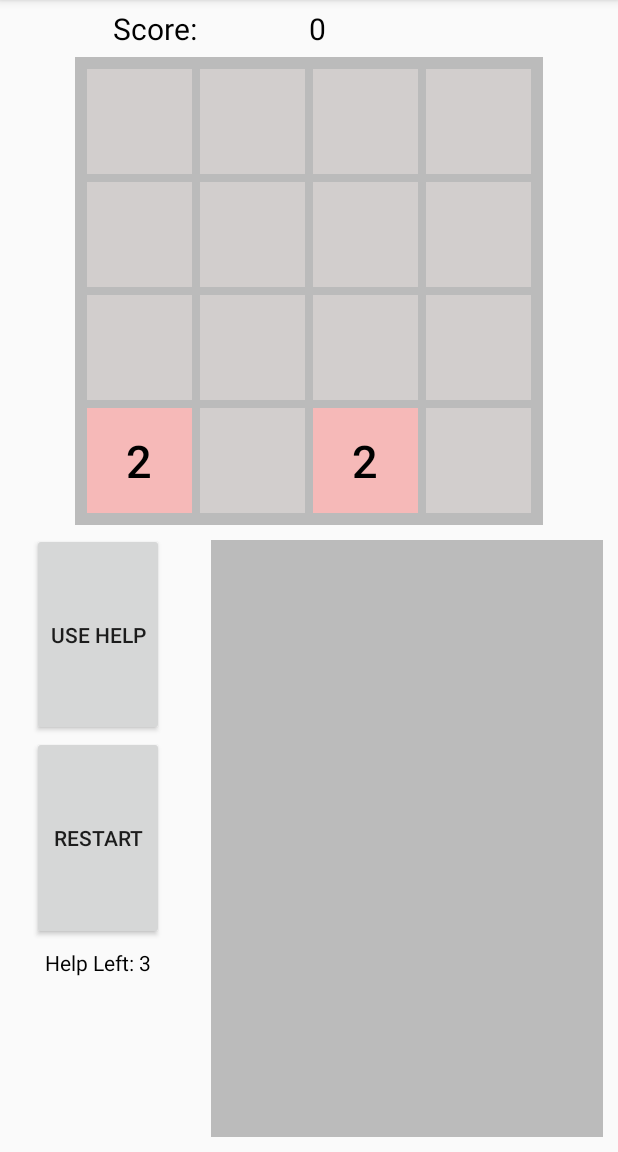
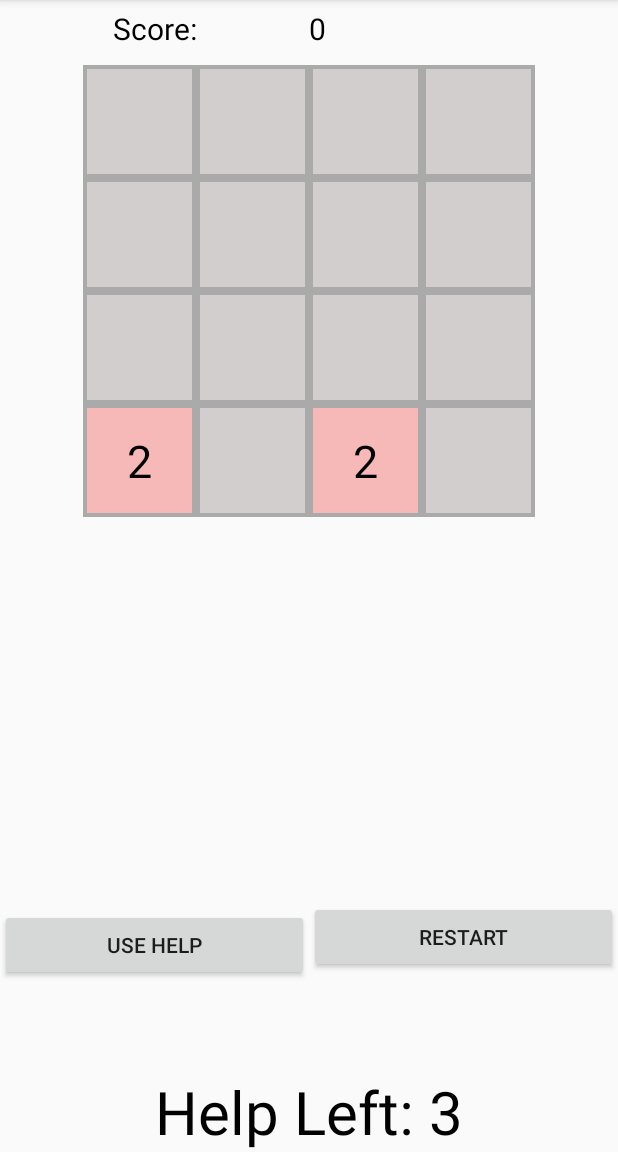
Before and after one commit to MaximBravo/Maxim2048, an Android app: the screen it shows after launch (MainActivity), after a tap on an icon or button, on a phone screen of 412 x 824 dp, the part 84-1236 px from its top. Run offline under Robolectric (Android 15) with nearby library versions, the phone set to English and light mode, and no system bars; network calls fail.

Commit message:
Fixed swiping problem and preference problem

```diff
--- a/app/build.gradle
+++ b/app/build.gradle
@@ -8,8 +8,8 @@ android {
         applicationId "maximbravo.com.Maxim2048"
         minSdkVersion 15
         targetSdkVersion 24
-        versionCode 8
-        versionName "1.6"
+        versionCode 10
+        versionName "1.7"
     }
     buildTypes {
         release {
--- a/app/src/main/java/maximbravo/com/Maxim2048/ColorCoding.java
+++ b/app/src/main/java/maximbravo/com/Maxim2048/ColorCoding.java
@@ -29,7 +29,7 @@ public class ColorCoding {
     };
 
     public static String[] red = {
-        "#FFFFFF",
+        "#D2CECD",
         "#FFEBEE",
         "#FFCDD2",
         "#EF9A9A",
@@ -51,7 +51,7 @@ public class ColorCoding {
 
     };
     public static String[] pink = {
-        "#FFFFFF",
+        "#D2CECD",
         "#FCE4EC",
         "#F8BBD0",
         "#F48FB1",
@@ -71,7 +71,7 @@ public class ColorCoding {
             "#880E4F"
     };
     public static String[] purple = {
-        "#FFFFFF",
+        "#D2CECD",
         "#F3E5F5",
         "#E1BEE7",
         "#CE93D8",
@@ -94,7 +94,7 @@ public class ColorCoding {
     };
 
     public static String[] blue = {
-        "#FFFFFF",
+        "#D2CECD",
         "#E3F2FD",
         "#BBDEFB",
         "#90CAF9",
@@ -117,7 +117,7 @@ public class ColorCoding {
     };
 
     public static String[] green = {
-        "#FFFFFF",
+        "#D2CECD",
         "#E8F5E9",
         "#C8E6C9",
         "#A5D6A7",
@@ -139,7 +139,7 @@ public class ColorCoding {
     };
 
     public static String[] yellow = {
-        "#FFFFFF",
+        "#D2CECD",
         "#FFFDE7",
         "#FFF9C4",
         "#FFF59D",
@@ -161,7 +161,7 @@ public class ColorCoding {
             "#F57F17"
     };
     public static String[] orange = {
-        "#FFFFFF",
+        "#D2CECD",
         "#FBE9E7",
         "#FFCCBC",
         "#FFAB91",
@@ -182,7 +182,7 @@ public class ColorCoding {
             "#BF360C"
     };
     public static String[] brown = {
-        "#FFFFFF",
+        "#D2CECD",
         "#EFEBE9",
         "#D7CCC8",
         "#BCAAA4",
@@ -203,7 +203,7 @@ public class ColorCoding {
             "#3E2723"
     };
     public static String[] grey = {
-        "#FFFFFF",
+        "#D2CECD",
         "#FAFAFA",
         "#F5F5F5",
         "#EEEEEE",
--- a/app/src/main/java/maximbravo/com/Maxim2048/MainActivity.java
+++ b/app/src/main/java/maximbravo/com/Maxim2048/MainActivity.java
@@ -3,6 +3,7 @@ package maximbravo.com.Maxim2048;
 import android.content.Intent;
 import android.content.pm.ActivityInfo;
 import android.graphics.Color;
+import android.media.MediaPlayer;
 import android.os.Bundle;
 import android.support.v7.app.AppCompatActivity;
 import android.view.Menu;
@@ -17,16 +18,20 @@ import android.widget.Toast;
 public class MainActivity extends AppCompatActivity {
     private static Board b = new Board();
     private static LinearLayout r;
+    private static LinearLayout m;
+    private static TextView overlay;
     private static LinearLayout l;
     public static int score = 0;
     private static TextView gameOverTextView;
     private static TextView helpCount;
     public static boolean hasNotAdded = true;
     private static FileManipulator fileManipulator;
+    private MediaPlayer mpl;
     @Override
     protected void onCreate(Bundle savedInstanceState) {
         super.onCreate(savedInstanceState);
         setContentView(R.layout.activity_main);
+        mpl = MediaPlayer.create(this, R.raw.bloop);
         helpCount = (TextView) findViewById(R.id.helpCount);
         setRequestedOrientation(ActivityInfo.SCREEN_ORIENTATION_PORTRAIT);
         fileManipulator = new FileManipulator(this);
@@ -46,13 +51,13 @@ public class MainActivity extends AppCompatActivity {
         }
 
         r = (LinearLayout) findViewById(R.id.r);
-        gameOverTextView = (TextView) r.findViewById(R.id.game_over);
-
+        m = (LinearLayout) findViewById(R.id.m);
+        overlay = (TextView) findViewById(R.id.overlay);
         b.drawBoard();
         updateScore();
 
         helpCount.setText("Help Left: " + helpLeft);
-        r.setOnTouchListener(new OnSwipeTouchListener(MainActivity.this) {
+        overlay.setOnTouchListener(new OnSwipeTouchListener(MainActivity.this) {
 
             public void onSwipeTop() {
                 //Toast.makeText(MainActivity.this, "top", Toast.LENGTH_SHORT).show();
@@ -67,6 +72,7 @@ public class MainActivity extends AppCompatActivity {
 //                        updateHelpCount();
 //                        hasNotAdded = false;
 //                    }
+                    playSound();
                 }
                 if(boardLocked()){
                     gameOver();
@@ -86,6 +92,7 @@ public class MainActivity extends AppCompatActivity {
 //
 //                        hasNotAdded = false;
 //                    }
+                    playSound();
                 }
                 if(boardLocked()){
                     gameOver();
@@ -105,6 +112,7 @@ public class MainActivity extends AppCompatActivity {
 //
 //                        hasNotAdded = false;
 //                    }
+                    playSound();
                 }
                 if(boardLocked()){
                     gameOver();
@@ -123,6 +131,7 @@ public class MainActivity extends AppCompatActivity {
 //
 //                        hasNotAdded = false;
 //                    }
+                    playSound();
                 }
                 if(boardLocked()){
                     gameOver();
@@ -131,6 +140,12 @@ public class MainActivity extends AppCompatActivity {
 
         });
     }
+
+    public void playSound(){
+
+        mpl.start();
+    }
+
     public boolean boardLocked(){
         Matrix m = new Matrix(b.getSquareArrayBoard());
         if(m.getEmptySpaceCount() >= 1){
@@ -158,6 +173,8 @@ public class MainActivity extends AppCompatActivity {
         Intent i = new Intent(MainActivity.this, Restart.class);
         i.putExtra("gameover", true);
         i.putExtra("score", score);
+        MediaPlayer mp = MediaPlayer.create(this, R.raw.game_over);
+        mp.start();
         startActivity(i);
     }
     @Override
@@ -177,7 +194,7 @@ public class MainActivity extends AppCompatActivity {
                 int[] row3 = getIntArrayOfRow(2);
                 int[] row4 = getIntArrayOfRow(3);
                 intent.putExtra("row1", row1);
-                intent.putExtra("row" + "2", row2);
+                intent.putExtra("row2", row2);
                 intent.putExtra("row3", row3);
                 intent.putExtra("row4", row4);
                 startActivity(intent);
@@ -192,7 +209,7 @@ public class MainActivity extends AppCompatActivity {
     }
     private static int[] getIntArrayOfRow(int row){
         int[] result = new int[4];
-        for(int i = 0; i < 3; i++){
+        for(int i = 0; i < 4; i++){
             result[i] = b.get(row, i).getId();
         }
         return result;
@@ -201,7 +218,7 @@ public class MainActivity extends AppCompatActivity {
         score+= toAdd;
     }
     public static void updateScore(){
-        TextView scoreText = (TextView) r.findViewById(R.id.score);
+        TextView scoreText = (TextView) m.findViewById(R.id.score);
         scoreText.setText("" + score);
     }
     private static int stage = 0;
@@ -219,7 +236,7 @@ public class MainActivity extends AppCompatActivity {
     public static void drawButtonAt(Square s, int id) {
 
         //r.setBackgroundColor(Color.BLACK);
-        Button l = (Button) r.findViewById(id);
+        TextView l = (TextView) r.findViewById(id);
 
         l.setTextSize(size);
         l.setTextColor(Color.BLACK);
@@ -247,6 +264,7 @@ public class MainActivity extends AppCompatActivity {
             l.setText("");
         }
         updateHelpCount();
+
     }
     private static String printValues(int[] values) {
         String result = "";
@@ -279,7 +297,7 @@ public class MainActivity extends AppCompatActivity {
     public void refresh(){
         b.initializeBoard();
        // Toast.makeText(getApplicationContext(), "refreshed!!!", Toast.LENGTH_LONG).show();
-        gameOverTextView.setText("");
+        //gameOverTextView.setText("");
         hasNotAdded = true;
         helpLeft = 3;
         gameOver = false;
@@ -294,7 +312,7 @@ public class MainActivity extends AppCompatActivity {
         b.drawBoard();
     }
     public void help(View view){
-
+        overlay.setVisibility(View.GONE);
         if(helpLeft > 0) {
             help = true;
             b.drawBoard();
@@ -305,9 +323,13 @@ public class MainActivity extends AppCompatActivity {
             Toast t = Toast.makeText(this, "You have no more helps left", Toast.LENGTH_SHORT);
             t.show();
             view.setEnabled(false);
+            overlay.setVisibility(View.VISIBLE);
         }
+
+
     }
     public void remove(View view){
+
         int[] rowAndColumn = getRowAndColumn(view.getId());
         Square tapedon = b.get(rowAndColumn[0], rowAndColumn[1]);
         b.set(rowAndColumn[0], rowAndColumn[1], 0);
@@ -319,6 +341,7 @@ public class MainActivity extends AppCompatActivity {
         b.drawBoard();
         //t.setText("row: " + rowAndColumn[0] + ", column: " + rowAndColumn[1]);
         //b.drawBoard();
+        overlay.setVisibility(View.VISIBLE);
     }
     public int[] getRowAndColumn(int buttonId){
         int[] result = new int[2];
--- a/app/src/main/res/layout/activity_main.xml
+++ b/app/src/main/res/layout/activity_main.xml
@@ -1,7 +1,7 @@
 <?xml version="1.0" encoding="utf-8"?>
 <LinearLayout xmlns:android="http://schemas.android.com/apk/res/android"
     xmlns:tools="http://schemas.android.com/tools"
-    android:id="@+id/r"
+    android:id="@+id/m"
     android:layout_width="match_parent"
     android:layout_height="match_parent"
     android:orientation="vertical"
@@ -33,100 +33,132 @@
             android:textSize="20sp" />
     </LinearLayout>
     <LinearLayout
+        android:id="@+id/r"
         android:layout_width="wrap_content"
-        android:layout_height="wrap_content"
+        android:layout_height="0dp"
+        android:layout_weight="3"
         android:layout_gravity="center"
-        android:background="@color/grey_background"
         android:orientation="vertical"
         android:padding="5dp">
+        <RelativeLayout
+            android:layout_width="match_parent"
+            android:gravity="center"
+            android:layout_height="match_parent">
 
             <LinearLayout
-            android:layout_width="match_parent"
+                android:id="@+id/row_1"
+                android:layout_centerHorizontal="true"
+                android:background="@android:color/darker_gray"
+
+                android:layout_width="wrap_content"
                 android:layout_height="wrap_content"
                 android:orientation="horizontal">
 
-            <Button
+                <TextView
                     android:id="@+id/id1"
                     style="@style/Square" />
 
-            <Button
+                <TextView
                     android:id="@+id/id2"
                     style="@style/Square" />
 
-            <Button
+                <TextView
                     android:id="@+id/id3"
                     style="@style/Square" />
 
-            <Button
+                <TextView
                     android:id="@+id/id4"
                     style="@style/Square" />
             </LinearLayout>
 
             <LinearLayout
-            android:layout_width="match_parent"
+                android:id="@+id/row_2"
+                android:background="@android:color/darker_gray"
+
+                android:layout_centerHorizontal="true"
+                android:layout_below="@id/row_1"
+                android:layout_width="wrap_content"
                 android:layout_height="wrap_content"
                 android:orientation="horizontal">
 
-            <Button
+                <TextView
                     android:id="@+id/id5"
                     style="@style/Square" />
 
-            <Button
+                <TextView
                     android:id="@+id/id6"
                     style="@style/Square" />
 
-            <Button
+                <TextView
                     android:id="@+id/id7"
                     style="@style/Square" />
 
-            <Button
+                <TextView
                     android:id="@+id/id8"
                     style="@style/Square" />
             </LinearLayout>
 
             <LinearLayout
-            android:layout_width="match_parent"
+                android:id="@+id/row_3"
+                android:layout_centerHorizontal="true"
+                android:background="@android:color/darker_gray"
+
+                android:layout_below="@id/row_2"
+                android:layout_width="wrap_content"
                 android:layout_height="wrap_content"
                 android:orientation="horizontal">
 
-            <Button
+                <TextView
                     android:id="@+id/id9"
                     style="@style/Square" />
 
-            <Button
+                <TextView
                     android:id="@+id/id10"
                     style="@style/Square" />
 
-            <Button
+                <TextView
                     android:id="@+id/id11"
                     style="@style/Square" />
 
-            <Button
+                <TextView
                     android:id="@+id/id12"
                     style="@style/Square" />
             </LinearLayout>
 
             <LinearLayout
-            android:layout_width="match_parent"
+                android:id="@+id/row_4"
+                android:background="@android:color/darker_gray"
+
+                android:layout_centerHorizontal="true"
+                android:layout_below="@id/row_3"
+                android:layout_width="wrap_content"
                 android:layout_height="wrap_content"
                 android:orientation="horizontal">
 
-            <Button
+                <TextView
                     android:id="@+id/id13"
                     style="@style/Square" />
 
-            <Button
+                <TextView
                     android:id="@+id/id14"
                     style="@style/Square" />
 
-            <Button
+                <TextView
                     android:id="@+id/id15"
                     style="@style/Square" />
 
-            <Button
+                <TextView
                     android:id="@+id/id16"
                     style="@style/Square" />
             </LinearLayout>
+            <TextView
+                android:id="@+id/overlay"
+                android:layout_width="match_parent"
+                android:layout_height="match_parent"
+                android:background="@android:color/transparent"
+                />
+        </RelativeLayout>
+
     </LinearLayout>
     <LinearLayout
         android:layout_width="match_parent"
@@ -138,12 +170,12 @@
             android:layout_width="0dp"
             android:layout_height="match_parent"
             android:layout_weight="1"
-            android:orientation="vertical">
+            android:orientation="horizontal">
 
             <Button
                 android:id="@+id/help"
-                android:layout_width="wrap_content"
-                android:layout_height="0dp"
+                android:layout_width="0dp"
+                android:layout_height="wrap_content"
                 android:layout_gravity="center"
                 android:layout_marginTop="5dp"
                 android:layout_weight="1"
@@ -152,32 +184,26 @@
 
             <Button
                 android:id="@+id/refresh"
-                android:layout_width="wrap_content"
-                android:layout_height="0dp"
+                android:layout_width="0dp"
+                android:layout_height="wrap_content"
                 android:layout_gravity="center"
                 android:layout_weight="1"
                 android:onClick="restart"
                 android:text="Restart" />
 
+
+        </LinearLayout>
+
+
+    </LinearLayout>
     <TextView
         android:id="@+id/helpCount"
-                android:layout_width="wrap_content"
-                android:layout_height="0dp"
+        android:layout_width="match_parent"
+        android:layout_height="wrap_content"
         android:layout_gravity="center"
+        android:textSize="40dp"
+        android:gravity="center"
+        android:text=""
         android:layout_marginTop="5dp"
-                android:layout_weight="1"
         android:textColor="@android:color/black" />
 </LinearLayout>
-
-        <TextView
-            android:id="@+id/game_over"
-            android:layout_width="0dp"
-            android:layout_height="match_parent"
-            android:layout_margin="10dp"
-            android:layout_weight="2"
-            android:background="@color/grey_background"
-            android:textColor="@android:color/white"
-            android:gravity="center"
-            />
-    </LinearLayout>
-</LinearLayout>
--- a/app/src/main/res/values/styles.xml
+++ b/app/src/main/res/values/styles.xml
@@ -18,6 +18,7 @@
     <style name="Square">
         <item name="android:onClick">remove</item>
         <item name="android:layout_margin">2.5dp</item>
+        <item name="android:gravity">center</item>
         <item name="android:layout_width">@dimen/square_sidelength</item>
         <item name="android:layout_height">@dimen/square_sidelength</item>
     </style>
--- a/build.gradle
+++ b/build.gradle
@@ -5,7 +5,7 @@ buildscript {
         jcenter()
     }
     dependencies {
-        classpath 'com.android.tools.build:gradle:2.2.1'
+        classpath 'com.android.tools.build:gradle:2.2.3'
 
         // NOTE: Do not place your application dependencies here; they belong
         // in the individual module build.gradle files
```
Also changed, not shown: 1 other file. Lines whose indentation alone changed are shown as unchanged.
